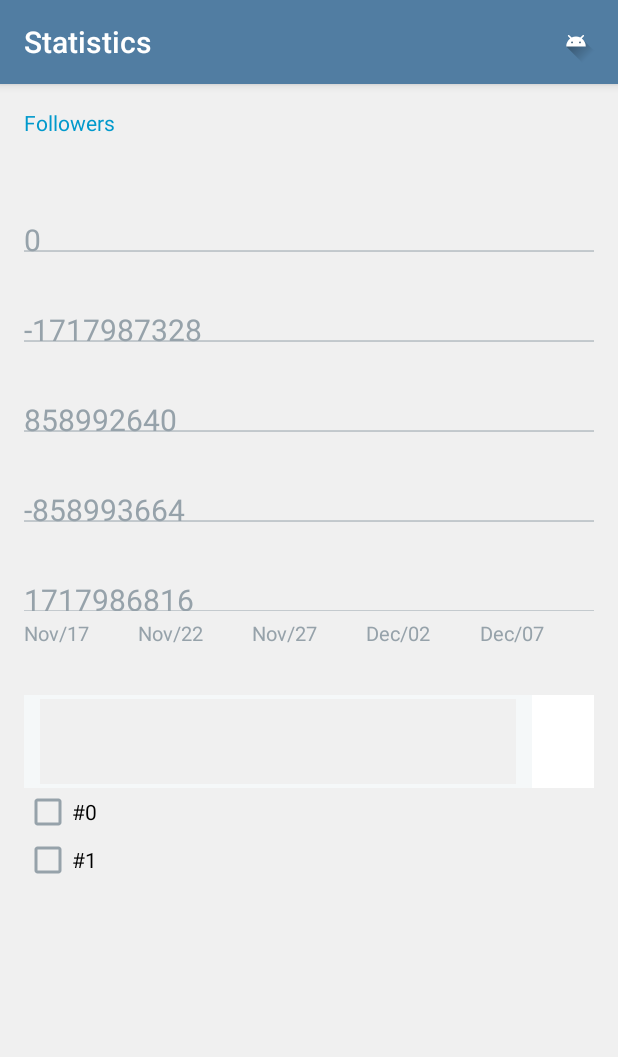
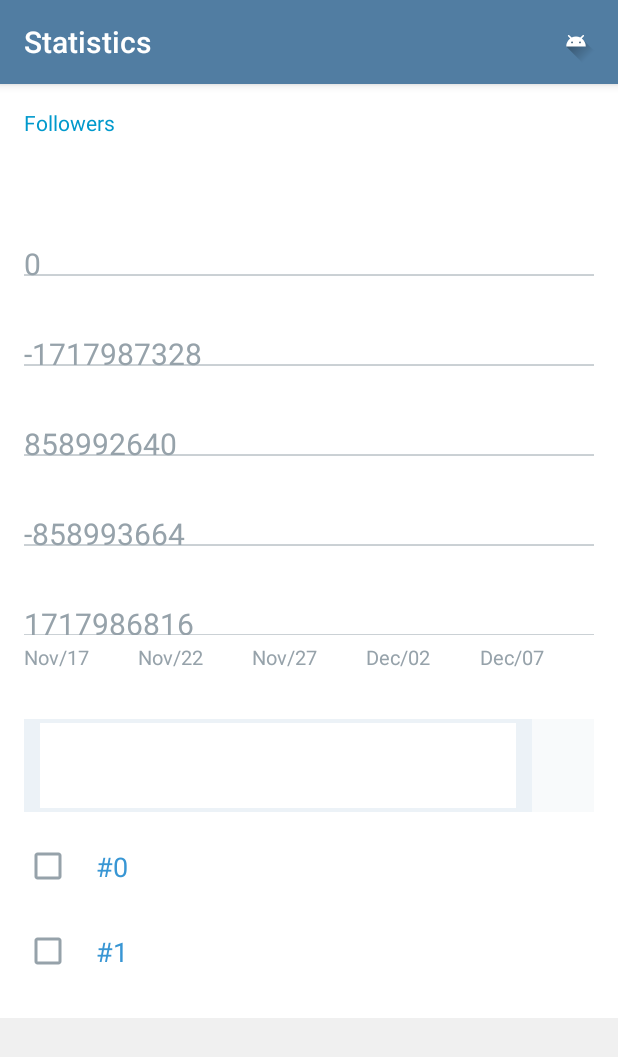
Before and after one commit to angry010101/telegramChart, an Android app: the screen it shows after launch (MainActivity), on a phone screen of 412 x 824 dp. Shown: the top 1057 px of the screen. Run offline under Robolectric (Android 15) with nearby library versions, the phone set to English and light mode, and no system bars.

Commit message:
app theme

```diff
--- a/app/src/main/java/com/yakymovych/simon/telegramchart/custom/CheckBoxCreator.java
+++ b/app/src/main/java/com/yakymovych/simon/telegramchart/custom/CheckBoxCreator.java
@@ -1,11 +1,13 @@
 package com.yakymovych.simon.telegramchart.custom;
 
 import android.content.Context;
+import android.view.ContextThemeWrapper;
 import android.widget.CheckBox;
 import android.widget.CompoundButton;
 import android.widget.LinearLayout;
 
 import com.yakymovych.simon.telegramchart.MainActivity;
+import com.yakymovych.simon.telegramchart.R;
 
 import java.util.ArrayList;
 import java.util.Iterator;
@@ -40,13 +42,15 @@ public class CheckBoxCreator {
         this.chbListener = chbListener;
         for (int i = 0;i<names.size();i++){
             CheckBox ch = createCheckBox(names.get(i), tags.get(i));
+
         }
 
     }
 
 
     private CheckBox createCheckBox(String text,String tag){
-        CheckBox ch = new CheckBox(context);
+//        CheckBox ch = new CheckBox(context);
+        CheckBox ch = new CheckBox(new ContextThemeWrapper(this.context, R.style.checkbox), null, 0);
         ch.setText(text);
         ch.setTag(tag);
         ch.setOnCheckedChangeListener(chbListener);
--- a/app/src/main/java/com/yakymovych/simon/telegramchart/custom/LineChart/LineChartDrawManager.java
+++ b/app/src/main/java/com/yakymovych/simon/telegramchart/custom/LineChart/LineChartDrawManager.java
@@ -52,7 +52,6 @@ public class LineChartDrawManager {
     }
 
     public void draw(Canvas canvas,boolean drawStats){
-        //this.drawXAsis(canvas,paint);
         mp.drawCharts(canvas,graphPaint);
         this.drawXDividers(canvas,paint);
         if (drawStats){
--- a/app/src/main/res/layout/activity_main.xml
+++ b/app/src/main/res/layout/activity_main.xml
@@ -1,39 +1,53 @@
 <?xml version="1.0" encoding="utf-8"?>
-<LinearLayout
-    xmlns:android="http://schemas.android.com/apk/res/android"
+<LinearLayout xmlns:android="http://schemas.android.com/apk/res/android"
     xmlns:app="http://schemas.android.com/apk/res-auto"
     xmlns:tools="http://schemas.android.com/tools"
+
     android:layout_width="match_parent"
     android:layout_height="match_parent"
-    tools:context=".MainActivity"
-    android:id="@+id/layout"
-    android:padding="16dp"
-    android:orientation="vertical">
+    android:background="?attr/mainBackground"
+    android:orientation="vertical"
+    tools:context=".MainActivity">
 
     <TextView
         android:id="@+id/textView"
         android:layout_width="match_parent"
         android:layout_height="wrap_content"
+        android:background="?attr/background"
         android:gravity="center_vertical"
-        android:paddingBottom="16dp"
+        android:padding="16dp"
         android:text="@string/followers"
         android:textColor="@android:color/holo_blue_dark" />
+
+    <LinearLayout
+        android:id="@+id/layout"
+        android:layout_width="match_parent"
+        android:layout_height="wrap_content"
+        android:background="?attr/background"
+        android:orientation="vertical"
+        android:padding="16dp">
 
         <com.yakymovych.simon.telegramchart.custom.LineChart.LineChart
             android:id="@+id/chart"
             android:layout_width="match_parent"
-        android:layout_height="300dp" />
+            android:layout_height="300dp"
+            android:background="?attr/background" />
 
         <com.yakymovych.simon.telegramchart.custom.XLabelsView
             android:id="@+id/xLabelsView"
             android:layout_width="match_parent"
+            android:layout_height="40dp"
             android:layout_marginBottom="16dp"
-        android:layout_height="40dp" />
+            android:background="?attr/background" />
 
         <com.yakymovych.simon.telegramchart.custom.ProgressBar.GraphProgressBar
             android:id="@+id/graphProgressBar"
             android:layout_width="match_parent"
-        android:layout_height="62dp" />
+            android:layout_height="62dp"
+            android:layout_marginBottom="8dp"
+            android:background="?attr/background"
+            android:padding="16dp" />
+    </LinearLayout>
 
 
 </LinearLayout>
--- /dev/null
+++ b/app/src/main/res/values/attrs.xml
@@ -0,0 +1,6 @@
+<?xml version="1.0" encoding="utf-8"?>
+<resources>
+    <attr name="mainBackground" format="reference"/>
+    <attr name="background" format="reference"/>
+
+</resources>
--- a/app/src/main/res/values/colors.xml
+++ b/app/src/main/res/values/colors.xml
@@ -3,7 +3,8 @@
     <color name="colorPrimary">#517da2</color>
     <color name="colorBlue">#3896d4</color>
     <color name="colorGray">#96a2aa</color>
-    <color name="colorLightGray">#f5f8f9</color>
+    <color name="colorLightGray">#AAf5f8f9</color>
+    <color name="colorLightBlue">#88dbe7f0</color>
     <color name="colorPrimaryDark">#426382</color>
     <color name="colorAccent">#D81B60</color>
     <color name="colorBlack">#222222</color>
@@ -12,12 +13,13 @@
     <color name="colorTextGray">#96a2aa</color>
 
 
+    <color name="colorThemeDeepDark">#1d2733</color>
     <color name="colorThemeDark">#212d3b</color>
-    <color name="colorThemePrimaryDark">#1d2733</color>
-    <color name="colorThemeDeepDark">#1a242e</color>
+    <color name="colorThemePrimaryDark">#1a242e</color>
     <color name="colorThemeBackground">#151e27</color>
+
     <color name="colorThemeTextGray">#546778</color>
-    <color name="colorThemeLightGray">#88546778</color>
+    <color name="colorThemeLightGray">#AA546778</color>
     <color name="colorThemeForegroundGray">#882b4256</color>
 
 </resources>
--- a/app/src/main/res/values/styles.xml
+++ b/app/src/main/res/values/styles.xml
@@ -5,26 +5,32 @@
         <!-- Customize your theme here. -->
         <item name="colorPrimary">@color/colorPrimary</item>
         <item name="colorPrimaryDark">@color/colorPrimaryDark</item>
-        <item name="colorAccent">@color/colorLightGray</item>
+        <item name="colorAccent">@color/colorLightBlue</item>
 
         <item name="android:textColorPrimary">@color/colorBlack</item>
         <item name="android:textColorSecondary">@color/colorTextGray</item>
 
-        <item name="android:colorForeground">@color/foregroundLight</item>
-        <item name="android:colorBackground">@color/colorBackground</item>
+        <item name="android:colorForeground">@color/colorLightGray</item>
+        <item name="background">@color/foregroundLight</item>
+        <item name="mainBackground">@color/colorBackground</item>
     </style>
 
     <style name="AppThemeDark" parent="Theme.AppCompat.Light.DarkActionBar">
-        <!-- Customize your theme here. -->
         <item name="colorPrimary">@color/colorThemeDark</item>
         <item name="colorPrimaryDark">@color/colorThemeDeepDark</item>
         <item name="colorAccent">@color/colorThemeLightGray</item>
         <item name="android:textColorPrimary">@color/foregroundLight</item>
         <item name="android:textColorSecondary">@color/colorThemeTextGray</item>
 
+        <item name="mainBackground">@color/colorThemeBackground</item>
+
         <item name="android:colorForeground">@color/colorThemeForegroundGray</item>
-
-        <item name="android:colorBackground">@color/colorThemeBackground</item>
+        <item name="background">@color/colorThemePrimaryDark</item>
     </style>
 
+    <style name="checkbox" parent="Widget.AppCompat.CompoundButton.CheckBox">
+        <item name="android:padding">16dp</item>
+        <item name="android:textSize">8pt</item>
+        <item name="android:textColor">@color/colorBlue</item>
+    </style>
 </resources>
```
Lines whose indentation alone changed are shown as unchanged.
